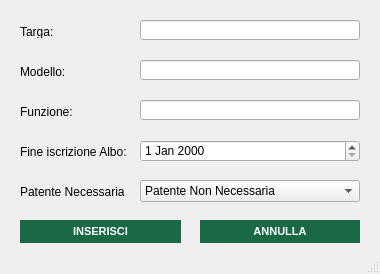
This is src/main/gui/inserimento_mezzo.ui in OT-Rax/AnconAmbiente as Qt 5 draws it before an edit. The edited form follows.
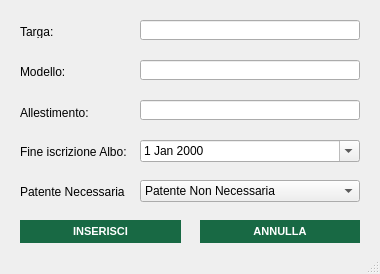
This is the edited form. Icons and pictures are not drawn.

Commit message: Aggiornamento gui mezzi

```diff
--- a/src/main/gui/inserimento_mezzo.ui
+++ b/src/main/gui/inserimento_mezzo.ui
@@ -110,6 +110,9 @@
       <height>22</height>
      </rect>
     </property>
+    <property name="calendarPopup">
+     <bool>true</bool>
+    </property>
    </widget>
    <widget class="QPushButton" name="inserisci_button">
     <property name="geometry">
@@ -192,12 +195,12 @@
      <rect>
       <x>20</x>
       <y>105</y>
-      <width>80</width>
-      <height>13</height>
+      <width>81</width>
+      <height>16</height>
      </rect>
     </property>
     <property name="text">
-     <string>Funzione:</string>
+     <string>Allestimento:</string>
     </property>
    </widget>
    <widget class="QLabel" name="label_7">
```
The commit also changes 4 other files.
